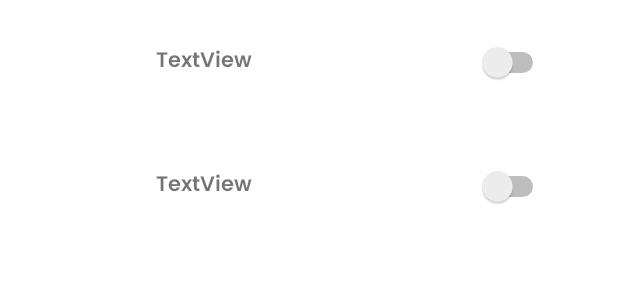
After one commit to cgorican/car-collector, an Android app: the layout activity_settings.xml on its own in the app's theme, with its tools: preview values and no code run, on a phone screen of 412 x 824 dp. The commit adds this screen. Shown: the top 300 px of the screen. Run offline under Robolectric (Android 15) with nearby library versions, the phone set to English and light mode, and no system bars.

Commit message:
+MyApplication +SharedPreferences *SettingsActivity

```diff
--- a/app/src/main/AndroidManifest.xml
+++ b/app/src/main/AndroidManifest.xml
@@ -13,6 +13,7 @@
         android:roundIcon="@mipmap/ic_launcher_round"
         android:supportsRtl="true"
         android:theme="@style/Theme.CarCollector"
+        android:name=".MyApplication"
         tools:targetApi="31">
         <activity
             android:name=".AboutActivity"
--- a/app/src/main/java/si/um/feri/carcollector/AboutActivity.kt
+++ b/app/src/main/java/si/um/feri/carcollector/AboutActivity.kt
@@ -1,5 +1,7 @@
 package si.um.feri.carcollector
 
+import android.content.Context
+import android.content.SharedPreferences
 import androidx.appcompat.app.AppCompatActivity
 import android.os.Bundle
 import si.um.feri.carcollector.databinding.ActivityAboutBinding
@@ -7,14 +9,18 @@ import si.um.feri.carcollector.databinding.ActivityAboutBinding
 class AboutActivity : AppCompatActivity() {
     private lateinit var binding: ActivityAboutBinding
     private val TAG = AboutActivity::class.qualifiedName
+    private lateinit var app: MyApplication
 
     override fun onCreate(savedInstanceState: Bundle?) {
         super.onCreate(savedInstanceState)
+        app = application as MyApplication
         setContentView(R.layout.activity_about)
 
         binding = ActivityAboutBinding.inflate(layoutInflater)
         setContentView(binding.root)
 
         this.title = getString(R.string.activity_title_about)
+
+        binding.appSessionUUIDView.text = app.sharedPref.getString(getString(R.string.noun_uuid),"")
     }
 }
--- /dev/null
+++ b/app/src/main/res/layout/activity_settings.xml
@@ -0,0 +1,70 @@
+<?xml version="1.0" encoding="utf-8"?>
+<androidx.constraintlayout.widget.ConstraintLayout xmlns:android="http://schemas.android.com/apk/res/android"
+    xmlns:app="http://schemas.android.com/apk/res-auto"
+    xmlns:tools="http://schemas.android.com/tools"
+    android:layout_width="match_parent"
+    android:layout_height="match_parent">
+
+    <TextView
+        android:id="@+id/textView"
+        android:layout_width="wrap_content"
+        android:layout_height="wrap_content"
+        android:text="TextView"
+        app:layout_constraintBottom_toTopOf="@+id/guideline18"
+        app:layout_constraintEnd_toStartOf="@+id/guideline3"
+        app:layout_constraintStart_toStartOf="parent"
+        app:layout_constraintTop_toTopOf="parent" />
+
+    <TextView
+        android:id="@+id/textView5"
+        android:layout_width="wrap_content"
+        android:layout_height="wrap_content"
+        android:text="TextView"
+        app:layout_constraintBottom_toTopOf="@+id/guideline17"
+        app:layout_constraintEnd_toStartOf="@+id/guideline3"
+        app:layout_constraintStart_toStartOf="parent"
+        app:layout_constraintTop_toTopOf="@+id/guideline18" />
+
+    <androidx.constraintlayout.widget.Guideline
+        android:id="@+id/guideline3"
+        android:layout_width="wrap_content"
+        android:layout_height="wrap_content"
+        android:orientation="vertical"
+        app:layout_constraintGuide_percent="0.66" />
+
+    <androidx.constraintlayout.widget.Guideline
+        android:id="@+id/guideline17"
+        android:layout_width="wrap_content"
+        android:layout_height="wrap_content"
+        android:orientation="horizontal"
+        app:layout_constraintGuide_percent="0.2" />
+
+    <androidx.constraintlayout.widget.Guideline
+        android:id="@+id/guideline18"
+        android:layout_width="wrap_content"
+        android:layout_height="wrap_content"
+        android:orientation="horizontal"
+        app:layout_constraintGuide_percent="0.1" />
+
+    <Switch
+        android:id="@+id/switch1"
+        android:layout_width="wrap_content"
+        android:layout_height="wrap_content"
+        android:minWidth="48dp"
+        android:minHeight="48dp"
+        app:layout_constraintBottom_toTopOf="@+id/guideline18"
+        app:layout_constraintEnd_toEndOf="parent"
+        app:layout_constraintStart_toStartOf="@+id/guideline3"
+        app:layout_constraintTop_toTopOf="parent" />
+
+    <Switch
+        android:id="@+id/switch2"
+        android:layout_width="wrap_content"
+        android:layout_height="wrap_content"
+        android:minWidth="48dp"
+        android:minHeight="48dp"
+        app:layout_constraintBottom_toTopOf="@+id/guideline17"
+        app:layout_constraintEnd_toEndOf="parent"
+        app:layout_constraintStart_toStartOf="@+id/guideline3"
+        app:layout_constraintTop_toTopOf="@+id/guideline18" />
+</androidx.constraintlayout.widget.ConstraintLayout>
--- a/app/src/main/res/values/strings.xml
+++ b/app/src/main/res/values/strings.xml
@@ -5,6 +5,7 @@
     <string name="app_version" translatable="false">1.0</string>
 
     <string name="logo_alt_text">App logo</string>
+    <string name="path_saved_data_file" translatable="false">./car_collector_data</string>
 
     <!-- AboutActivity -->
     <string name="label_app_name">App name</string>
@@ -68,4 +69,9 @@
     <string name="error_invalid_car_hp">Invalid horsepower!</string>
     <string name="error_invalid_car_mileage">Invalid mileage!</string>
     <string name="error_invalid_car_price">Invalid price!</string>
+    <string name="activity_title_settings">Settings</string>
+    <string name="settings">Settings</string>
+    <string name="label_uuid" translatable="false">UUID</string>
+    <string name="noun_uuid" translatable="false">UUID</string>
+    <string name="path_shared_pref" translatable="false">ShrPref</string>
 </resources>
```
Also changed, not shown: app/src/main/java/si/um/feri/carcollector/MainActivity.kt (+20 -0 lines), app/src/main/java/si/um/feri/carcollector/MyApplication.kt (+54 -3 lines), app/src/main/java/si/um/feri/carcollector/SettingsActivity.kt (added, +20 -0 lines), app/src/main/res/layout/activity_about.xml (+38 -0 lines), app/src/main/res/menu/main_menu.xml (added, +12 -0 lines), 2 other files.
